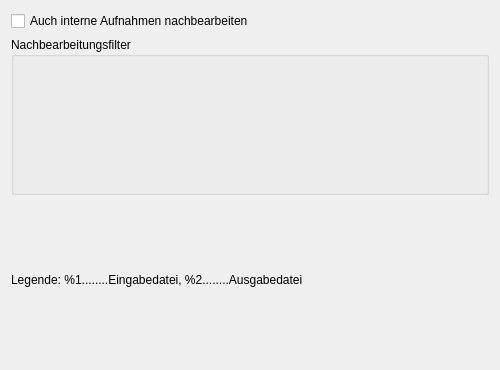
This is simonlib/simonsound/postprocessing.ui in KDE/simon as Qt 5 draws it before an edit. The edited form follows.
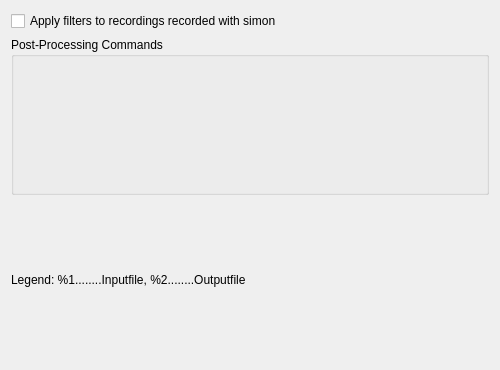
This is the edited form. Custom widgets are drawn as their Qt base class.

Patch:
```diff
--- a/simonlib/simonsound/postprocessing.ui
+++ b/simonlib/simonsound/postprocessing.ui
@@ -16,21 +16,21 @@
    <item>
     <widget class="QCheckBox" name="kcfg_ProcessInternal" >
      <property name="text" >
-      <string>Auch interne Aufnahmen nachbearbeiten</string>
+      <string>Apply filters to recordings recorded with simon</string>
      </property>
     </widget>
    </item>
    <item>
     <widget class="KEditListBox" name="kcfg_ProcessingFilters" >
      <property name="title" >
-      <string>Nachbearbeitungsfilter</string>
+      <string>Post-Processing Commands</string>
      </property>
     </widget>
    </item>
    <item>
     <widget class="QLabel" name="label" >
      <property name="text" >
-      <string>Legende: %1........Eingabedatei, %2........Ausgabedatei</string>
+      <string>Legend: %1........Inputfile, %2........Outputfile</string>
      </property>
     </widget>
    </item>
```
